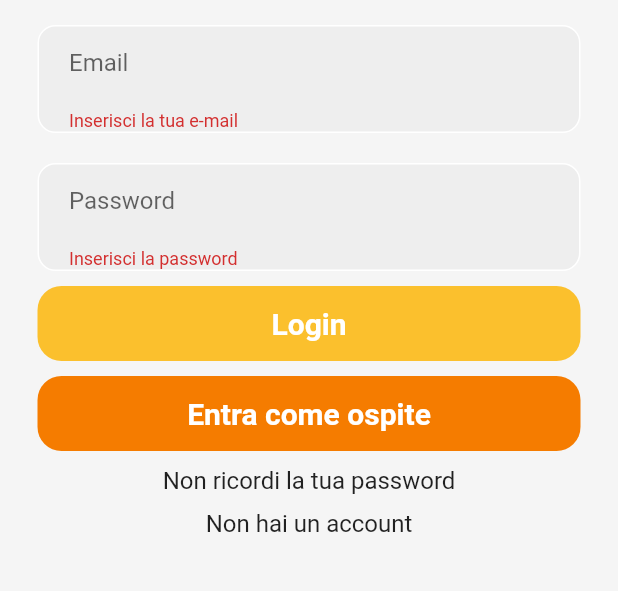
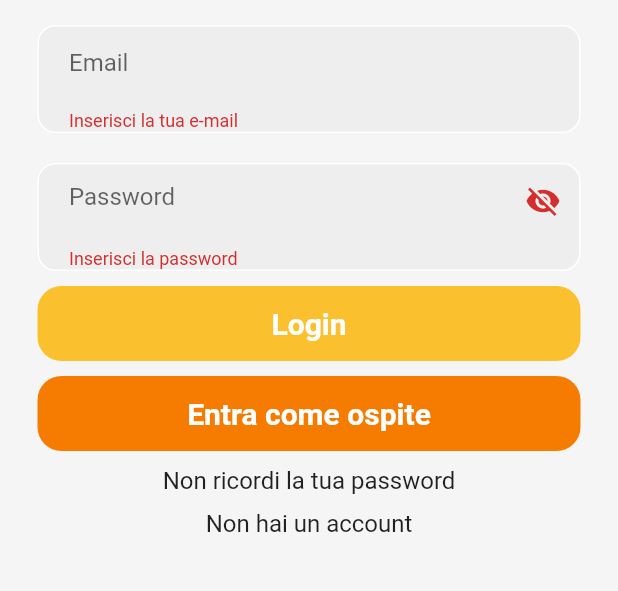
Before and after one commit to amedeopro/selly, a Flutter app: the LoginPage screen opened by its route, after a tap on "Login", on a phone screen of 412 x 824 dp, the part 59-650 px from its top. Run offline on Flutter 3.47's test engine with Material 2 defaults, Android fonts, the light colour scheme and no system bars; our stand-ins replace dio, flutter_bloc, flutter_dotenv, fluttertoast, getwidget, input_quantity and 2 more; accounts and stored records are empty; network calls fail.

Commit message:
fix password form

```diff
--- a/lib/page/login_page.dart
+++ b/lib/page/login_page.dart
@@ -15,6 +15,7 @@ class LoginPage extends StatefulWidget {
 
 class _LoginPageState extends State<LoginPage> {
   final _formKey = GlobalKey<FormState>();
+  bool _isPasswordVisible = false;
   TextEditingController emailController = TextEditingController();
   TextEditingController passwordController = TextEditingController();
 
@@ -118,8 +119,21 @@ class _LoginPageState extends State<LoginPage> {
             padding: const EdgeInsets.only(left: 20),
             child: TextFormField(
               controller: passwordController,
+              obscureText: !_isPasswordVisible,
               decoration: InputDecoration(
-                  border: InputBorder.none, hintText: 'Password'),
+                border: InputBorder.none,
+                hintText: 'Password',
+                suffixIcon: IconButton(
+                  icon: Icon(
+                    _isPasswordVisible ? Icons.visibility : Icons.visibility_off,
+                  ),
+                  onPressed: () {
+                    setState(() {
+                      _isPasswordVisible = !_isPasswordVisible;
+                    });
+                  },
+                ),
+              ),
               validator: (value) {
                 if (value == null || value.isEmpty) {
                   return 'Inserisci la password';
@@ -131,8 +145,8 @@ class _LoginPageState extends State<LoginPage> {
         ),
       );
 
-  Widget loginButton() => BlocBuilder<LoginBloc, LoginBlocState>(
-    builder: (context, state) {
+  Widget loginButton() =>
+      BlocBuilder<LoginBloc, LoginBlocState>(builder: (context, state) {
         var status = (state as LoginBlocStateToken).status;
         if (status == 'true') {
           WidgetsBinding.instance.addPostFrameCallback((_) {
@@ -156,7 +170,8 @@ class _LoginPageState extends State<LoginPage> {
                 //Navigator.pushNamed(context, "/home");
                 if (_formKey.currentState!.validate()) {
                   BlocProvider.of<LoginBloc>(context).add(LoginSubmitEvent(
-                    emailController.value.text, passwordController.value.text));
+                      emailController.value.text,
+                      passwordController.value.text));
                 } else {
                   ScaffoldMessenger.of(context).showSnackBar(
                     const SnackBar(content: Text('Controlla i campi')),
@@ -180,8 +195,7 @@ class _LoginPageState extends State<LoginPage> {
             ),
           );
         }
-    }
-  );
+      });
 
   Widget guestButton() => Padding(
         padding: const EdgeInsets.symmetric(horizontal: 25),
--- a/lib/resources/api_provider.dart
+++ b/lib/resources/api_provider.dart
@@ -160,7 +160,7 @@ class ApiProvider {
     final String token = prefs.getString('token') ?? "";
     try {
       Response response =
-      await _dio.get('${dotenv.env['API_BASE_URL']}products',
+      await _dio.post('${dotenv.env['API_BASE_URL']}auth/logout',
           options: Options(headers: {
             "Content-Type": "application/json",
             "Authorization": "Bearer $token",
@@ -170,7 +170,7 @@ class ApiProvider {
 
     } catch (error, stacktrace) {
       print("Exception occured: $error stackTrace: $stacktrace");
-
+      print('Qual\'cosa é andato storto! ');
       return null;
     }
   }
@@ -180,7 +180,6 @@ class ApiProvider {
     final String token = prefs.getString('token') ?? "";
 
     print('checkIfUserIsLogged token: $token');
-
       try {
 
         print('checkIfUserIsLogged url: ${dotenv.env['API_BASE_URL']}auth/checktoken');
@@ -209,5 +208,6 @@ class ApiProvider {
             textColor: Colors.black,
             fontSize: 16.0);
       }
+
   }
 }
```
Also changed, not shown: lib/components/drawer.dart (+37 -5 lines). Lines whose indentation alone changed are shown as unchanged.
